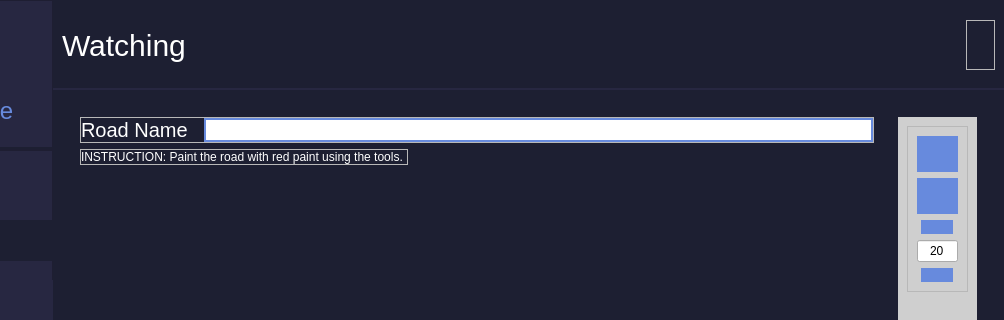
Above: frontEndUi.ui from lordsiinbal/Thesis101 before the change; both pictures show x 147 to 1151 and y 0 to 320 of the 1151 by 779 pixel window. Below: the same form after it.
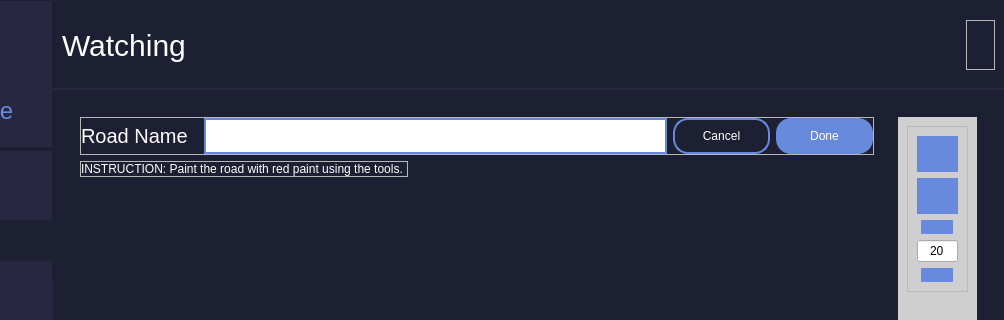
That is the form after the change. The open tabs and pages were chosen to show the change. Icons and pictures are not drawn.

Diff of the .ui file:
```diff
--- a/frontEndUi.ui
+++ b/frontEndUi.ui
@@ -1190,7 +1190,8 @@
 }
 #roadNameTextbox{
 border:2px solid #678ADD;
-color:white;
+color:black;
+padding-left:5px;
 }
 #instruction{
 color:white;
@@ -1211,6 +1212,19 @@
                     </property>
                     <item>
                      <widget class="QFrame" name="frame_2">
+                      <property name="styleSheet">
+                       <string notr="true">#btnCancel_paint{
+border:2px solid #678ADD;
+border-radius:15px;
+color:white;
+}
+#btnDone_paint{
+background-color: #678ADD;
+border-radius:15px;
+color:white;
+}
+</string>
+                      </property>
                       <property name="frameShape">
                        <enum>QFrame::StyledPanel</enum>
                       </property>
@@ -1259,6 +1273,50 @@
                          </property>
                         </widget>
                        </item>
+                       <item>
+                        <widget class="QPushButton" name="btnCancel_paint">
+                         <property name="minimumSize">
+                          <size>
+                           <width>0</width>
+                           <height>36</height>
+                          </size>
+                         </property>
+                         <property name="maximumSize">
+                          <size>
+                           <width>97</width>
+                           <height>16777215</height>
+                          </size>
+                         </property>
+                         <property name="cursor">
+                          <cursorShape>PointingHandCursor</cursorShape>
+                         </property>
+                         <property name="text">
+                          <string>Cancel</string>
+                         </property>
+                        </widget>
+                       </item>
+                       <item>
+                        <widget class="QPushButton" name="btnDone_paint">
+                         <property name="minimumSize">
+                          <size>
+                           <width>0</width>
+                           <height>36</height>
+                          </size>
+                         </property>
+                         <property name="maximumSize">
+                          <size>
+                           <width>97</width>
+                           <height>16777215</height>
+                          </size>
+                         </property>
+                         <property name="cursor">
+                          <cursorShape>PointingHandCursor</cursorShape>
+                         </property>
+                         <property name="text">
+                          <string>Done</string>
+                         </property>
+                        </widget>
+                       </item>
                       </layout>
                      </widget>
                     </item>
```
